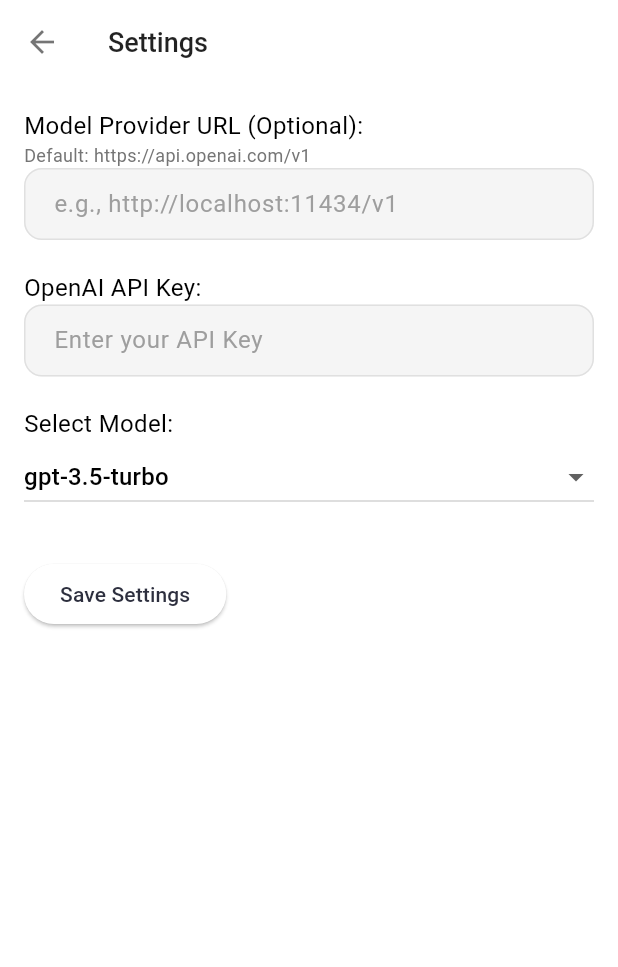
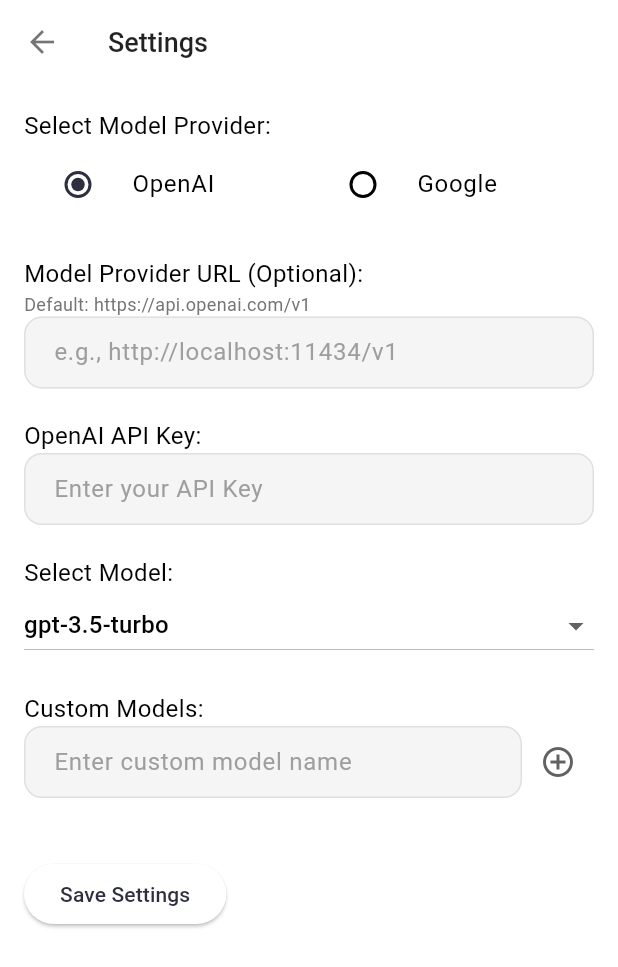
Before and after one commit to mutse/chibot, a Flutter app: the SettingsScreen screen opened directly, on a phone screen of 412 x 824 dp. Shown: the top 967 px of the screen. Run offline on Flutter 3.47's test engine with Material 3 defaults, Android fonts, the phone set to English and light mode, and no system bars; our stand-ins replace shared_preferences; accounts and stored records are empty.

```diff
--- a/lib/providers/settings_provider.dart
+++ b/lib/providers/settings_provider.dart
@@ -2,24 +2,48 @@ import 'package:flutter/foundation.dart';
 import 'package:shared_preferences/shared_preferences.dart';
 
 class SettingsProvider with ChangeNotifier {
+  String _selectedProvider = 'OpenAI'; // 新增：默认提供商为 OpenAI
   String? _apiKey;
   String _selectedModel = 'gpt-3.5-turbo'; // 默认模型
   String? _providerUrl; // 新增：模型 Provider URL
+  List<String> _customModels = []; // 新增：自定义模型列表
 
   static const String _apiKeyKey = 'openai_api_key';
   static const String _selectedModelKey = 'openai_selected_model';
   static const String _providerUrlKey = 'openai_provider_url'; // 新增 Key
+  static const String _customModelsKey = 'custom_models_list'; // 新增 Key for custom models
+  static const String _selectedProviderKey = 'selected_model_provider'; // 新增 Key for provider
 
-  // 默认的 OpenAI API 基础 URL
-  static const String defaultOpenAIBaseUrl = 'https://api.openai.com/v1';
+  // 默认的各提供商 API 基础 URL
+  static const Map<String, String> defaultBaseUrls = {
+    'OpenAI': 'https://api.openai.com/v1',
+    'Google': 'https://generativelanguage.googleapis.com/v1beta', // Gemini API 基础 URL
+  };
 
   // 可选模型列表
-  final List<String> _availableModels = [
+  final List<String> _presetModels = [
     'gpt-3.5-turbo',
     'gpt-4',
     'gpt-4-turbo-preview',
+    'gemini-1.0-pro', // 更新为实际存在的 Gemini 模型
+    'gemini-1.5-pro-latest',
+    'gemini-pro-vision',
     // 你可以根据需要添加更多模型
   ];
+
+  // 分类预设模型
+  final Map<String, List<String>> _categorizedPresetModels = {
+    'OpenAI': [
+      'gpt-3.5-turbo',
+      'gpt-4',
+      'gpt-4-turbo-preview',
+    ],
+    'Google': [
+      'gemini-1.0-pro',
+      'gemini-1.5-pro-latest',
+      'gemini-pro-vision',
+    ],
+  };
 
   SettingsProvider() {
     _loadSettings();
@@ -27,28 +51,88 @@ class SettingsProvider with ChangeNotifier {
 
   String? get apiKey => _apiKey;
   String get selectedModel => _selectedModel;
-  List<String> get availableModels => _availableModels;
+  String get selectedProvider => _selectedProvider;
 
-  // 获取 Provider URL，如果未设置则返回 OpenAI 默认 URL
+  List<String> get availableModels {
+    List<String> modelsToShow = [];
+    if (_selectedProvider == 'OpenAI') {
+      modelsToShow.addAll(_categorizedPresetModels['OpenAI'] ?? []);
+    } else if (_selectedProvider == 'Google') {
+      modelsToShow.addAll(_categorizedPresetModels['Google'] ?? []);
+    }
+    // 自定义模型暂时对所有提供商可见，或根据需要调整
+    modelsToShow.addAll(_customModels);
+    return List.unmodifiable(modelsToShow.toSet().toList()); // toSet().toList() to remove duplicates if any
+  }
+
+  List<String> get customModels => List.unmodifiable(_customModels);
+
+  // 获取 Provider URL，优先使用用户设置的URL，否则返回当前选定提供商的默认URL
   String get providerUrl {
-    // 确保返回的 URL 后面没有 /chat/completions，因为 OpenAIService 会拼接
-    final url = _providerUrl?.trim() ?? defaultOpenAIBaseUrl;
-    if (url.endsWith('/')) {
-      return url.substring(0, url.length - 1);
+    // 确保返回的 URL 后面没有 /chat/completions 或其他特定路径后缀，因为 Service 层会拼接
+    String baseUrl = _providerUrl?.trim() ?? defaultBaseUrls[_selectedProvider] ?? defaultBaseUrls['OpenAI']!;
+    if (baseUrl.endsWith('/')) {
+      baseUrl = baseUrl.substring(0, baseUrl.length - 1);
     }
-    return url;
+    return baseUrl;
   }
 
   // 返回给UI显示的原始Provider URL，可能是空的
   String? get rawProviderUrl => _providerUrl;
-
 
   Future<void> _loadSettings() async {
     final prefs = await SharedPreferences.getInstance();
     _apiKey = prefs.getString(_apiKeyKey);
     _selectedModel = prefs.getString(_selectedModelKey) ?? 'gpt-3.5-turbo';
     _providerUrl = prefs.getString(_providerUrlKey); // 加载 Provider URL
+    _customModels = prefs.getStringList(_customModelsKey) ?? []; // 加载自定义模型
+    _selectedProvider = prefs.getString(_selectedProviderKey) ?? 'OpenAI'; // 加载 Provider
     notifyListeners();
+    // Ensure the selected model is valid for the loaded provider
+    _validateSelectedModelForProvider();
+  }
+
+  Future<void> setSelectedProvider(String newProvider) async {
+    // 检查新的提供商是否是已知的（即在 defaultBaseUrls 中有定义）
+    if (_selectedProvider != newProvider && defaultBaseUrls.containsKey(newProvider)) {
+      _selectedProvider = newProvider;
+      // 当提供商改变时，自动将 _providerUrl 设置为新提供商的默认 URL
+      // 用户之后仍然可以通过 setProviderUrl 方法设置自定义 URL
+      _providerUrl = defaultBaseUrls[newProvider];
+
+      final prefs = await SharedPreferences.getInstance();
+      await prefs.setString(_selectedProviderKey, newProvider);
+      // 保存更新后的 providerUrl (如果它是非null)
+      if (_providerUrl != null) {
+        await prefs.setString(_providerUrlKey, _providerUrl!);
+      } else {
+        // 如果 defaultBaseUrls[newProvider] 返回 null（理论上不应发生），则移除旧的 key
+        await prefs.remove(_providerUrlKey);
+      }
+
+      // _validateSelectedModelForProvider 会为新的提供商设置默认模型，并处理其持久化
+      _validateSelectedModelForProvider();
+      notifyListeners();
+    }
+  }
+
+  void _validateSelectedModelForProvider() {
+    final currentAvailableModels = availableModels;
+    if (!currentAvailableModels.contains(_selectedModel)) {
+      if (_selectedProvider == 'OpenAI' && (_categorizedPresetModels['OpenAI']?.isNotEmpty ?? false)) {
+        _selectedModel = _categorizedPresetModels['OpenAI']!.first;
+      } else if (_selectedProvider == 'Google' && (_categorizedPresetModels['Google']?.isNotEmpty ?? false)) {
+        _selectedModel = _categorizedPresetModels['Google']!.first;
+      } else if (currentAvailableModels.isNotEmpty) {
+        _selectedModel = currentAvailableModels.first;
+      } else {
+        _selectedModel = ''; // No models available
+      }
+      // 异步保存更改后的 selectedModel
+      SharedPreferences.getInstance().then((prefs) {
+        prefs.setString(_selectedModelKey, _selectedModel);
+      });
+    }
   }
 
   Future<void> setApiKey(String newApiKey) async {
@@ -56,10 +140,13 @@ class SettingsProvider with ChangeNotifier {
     final prefs = await SharedPreferences.getInstance();
     await prefs.setString(_apiKeyKey, newApiKey);
     notifyListeners();
+    // Ensure the selected model is valid for the loaded provider
+    _validateSelectedModelForProvider();
   }
 
   Future<void> setSelectedModel(String newModel) async {
-    if (_availableModels.contains(newModel)) {
+    // 检查模型是否在当前可用模型列表中
+    if (availableModels.contains(newModel)) {
       _selectedModel = newModel;
       final prefs = await SharedPreferences.getInstance();
       await prefs.setString(_selectedModelKey, newModel);
@@ -76,5 +163,31 @@ class SettingsProvider with ChangeNotifier {
       await prefs.setString(_providerUrlKey, _providerUrl!);
     }
     notifyListeners();
+    // Ensure the selected model is valid for the loaded provider
+    _validateSelectedModelForProvider();
+  }
+
+  Future<void> addCustomModel(String modelName) async {
+    if (modelName.trim().isEmpty || _customModels.contains(modelName.trim()) || _presetModels.contains(modelName.trim())) {
+      return; // 不添加空名称、重复名称或与预设模型冲突的名称
+    }
+    _customModels.add(modelName.trim());
+    final prefs = await SharedPreferences.getInstance();
+    await prefs.setStringList(_customModelsKey, _customModels);
+    notifyListeners();
+    // Ensure the selected model is valid for the loaded provider
+    _validateSelectedModelForProvider();
+  }
+
+  Future<void> removeCustomModel(String modelName) async {
+    if (_customModels.remove(modelName)) {
+      final prefs = await SharedPreferences.getInstance();
+      await prefs.setStringList(_customModelsKey, _customModels);
+      // 如果移除的是当前选中的模型，则重置为当前提供商的默认模型
+      if (_selectedModel == modelName) {
+        _validateSelectedModelForProvider(); // This will set a default if needed
+      }
+      notifyListeners();
+    }
   }
 }
--- a/lib/screens/settings_screen.dart
+++ b/lib/screens/settings_screen.dart
@@ -10,8 +10,10 @@ class SettingsScreen extends StatefulWidget {
 }
 
 class _SettingsScreenState extends State<SettingsScreen> {
+  String? _selectedProviderValue; // To manage radio button state locally if needed, or drive from provider
   late TextEditingController _apiKeyController;
   late TextEditingController _providerUrlController; // 新增 Controller
+  late TextEditingController _customModelController; // 新增 Controller for custom model input
 
   @override
   void initState() {
@@ -19,13 +21,23 @@ class _SettingsScreenState extends State<SettingsScreen> {
     final settings = Provider.of<SettingsProvider>(context, listen: false);
     _apiKeyController = TextEditingController(text: settings.apiKey);
     _providerUrlController = TextEditingController(text: settings.rawProviderUrl); // 使用 rawProviderUrl
+    _customModelController = TextEditingController(); // 初始化 custom model controller
   }
 
   @override
   void dispose() {
     _apiKeyController.dispose();
     _providerUrlController.dispose(); // 释放 Controller
+    _customModelController.dispose(); // 释放 custom model controller
     super.dispose();
+  }
+
+  @override
+  void didChangeDependencies() {
+    super.didChangeDependencies();
+    // Initialize _selectedProviderValue when the widget is first built or dependencies change
+    // This ensures the radio buttons reflect the provider's state correctly.
+    _selectedProviderValue = Provider.of<SettingsProvider>(context, listen: false).selectedProvider;
   }
 
   @override
@@ -42,9 +54,41 @@ class _SettingsScreenState extends State<SettingsScreen> {
           child: Column(
             crossAxisAlignment: CrossAxisAlignment.start,
             children: <Widget>[
+              const Text('Select Model Provider:', style: TextStyle(fontSize: 16)),
+              Row(
+                children: <Widget>[
+                  Expanded(
+                    child: RadioListTile<String>(
+                      title: const Text('OpenAI'),
+                      value: 'OpenAI',
+                      groupValue: settings.selectedProvider, // Use provider's value directly
+                      onChanged: (String? value) {
+                        if (value != null) {
+                          settings.setSelectedProvider(value);
+                          // No need to call setState if UI updates are handled by Provider
+                        }
+                      },
+                    ),
+                  ),
+                  Expanded(
+                    child: RadioListTile<String>(
+                      title: const Text('Google'),
+                      value: 'Google',
+                      groupValue: settings.selectedProvider, // Use provider's value directly
+                      onChanged: (String? value) {
+                        if (value != null) {
+                          settings.setSelectedProvider(value);
+                          // No need to call setState if UI updates are handled by Provider
+                        }
+                      },
+                    ),
+                  ),
+                ],
+              ),
+              const SizedBox(height: 20),
               const Text('Model Provider URL (Optional):', style: TextStyle(fontSize: 16)),
               Text(
-                'Default: ${SettingsProvider.defaultOpenAIBaseUrl}',
+                'Default: ${SettingsProvider.defaultBaseUrls['OpenAI']}',
                 style: TextStyle(fontSize: 12, color: Colors.grey[600]),
               ),
               TextField(
@@ -68,7 +112,7 @@ class _SettingsScreenState extends State<SettingsScreen> {
 
               const Text('Select Model:', style: TextStyle(fontSize: 16)),
               DropdownButton<String>(
-                value: settings.selectedModel,
+                value: settings.availableModels.contains(settings.selectedModel) ? settings.selectedModel : (settings.availableModels.isNotEmpty ? settings.availableModels.first : null),
                 isExpanded: true,
                 items: settings.availableModels.map((String model) {
                   return DropdownMenuItem<String>(
@@ -80,6 +124,51 @@ class _SettingsScreenState extends State<SettingsScreen> {
                   if (newValue != null) {
                     settings.setSelectedModel(newValue);
                   }
+                },
+                hint: settings.availableModels.isEmpty ? const Text("No models available for this provider") : null,
+              ),
+              const SizedBox(height: 20),
+              const Text('Custom Models:', style: TextStyle(fontSize: 16)),
+              Row(
+                children: [
+                  Expanded(
+                    child: TextField(
+                      controller: _customModelController,
+                      decoration: const InputDecoration(
+                        hintText: 'Enter custom model name',
+                      ),
+                    ),
+                  ),
+                  IconButton(
+                    icon: const Icon(Icons.add_circle_outline),
+                    onPressed: () {
+                      final modelName = _customModelController.text.trim();
+                      if (modelName.isNotEmpty) {
+                        settings.addCustomModel(modelName);
+                        _customModelController.clear();
+                      }
+                    },
+                  ),
+                ],
+              ),
+              const SizedBox(height: 10),
+              if (settings.customModels.isNotEmpty)
+                const Text('Your Custom Models:', style: TextStyle(fontSize: 14, fontWeight: FontWeight.w500)),
+              ListView.builder(
+                shrinkWrap: true,
+                physics: const NeverScrollableScrollPhysics(), // to disable ListView's own scrolling
+                itemCount: settings.customModels.length,
+                itemBuilder: (context, index) {
+                  final model = settings.customModels[index];
+                  return ListTile(
+                    title: Text(model),
+                    trailing: IconButton(
+                      icon: const Icon(Icons.delete_outline, color: Colors.redAccent),
+                      onPressed: () {
+                        settings.removeCustomModel(model);
+                      },
+                    ),
+                  );
                 },
               ),
               const SizedBox(height: 30),
@@ -94,6 +183,26 @@ class _SettingsScreenState extends State<SettingsScreen> {
                     Navigator.pop(context);
                   }
                 },
+                //icon: const Icon(Icons.info_outline),
+                // onPressed: () {
+                //   showDialog(
+                //     context: context,
+                //     builder: (BuildContext context) {
+                //       return AlertDialog(
+                //         title: const Text('About'),
+                //         content: const Text('App 作者: Mutse Young\nApp 名称: Chibot\n版本号: 1.0.0\n版权: © 2023 Chibot\n联系邮箱: contact@chibot.com'),
+                //         actions: <Widget>[
+                //           TextButton(
+                //             child: const Text('关闭'),
+                //             onPressed: () {
+                //               Navigator.of(context).pop();
+                //             },
+                //           ),
+                //         ],
+                //       );
+                //     },
+                //   );
+                // },
                 child: const Text('Save Settings'),
               ),
             ],
```
Also changed, not shown: lib/screens/chat_screen.dart (+19 -0 lines), lib/services/openai_service.dart (+87 -21 lines), 2 other files.
